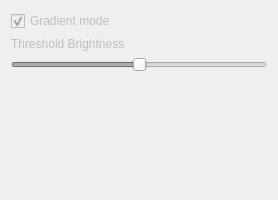
Qt form src/widgets/panels/image-panel.ui (flux3dp/swiftray) before a commit.
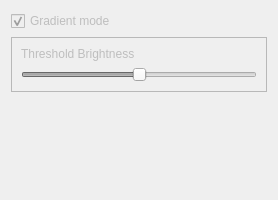
The same form after that commit.

What changed in the file:
```diff
--- a/src/widgets/panels/image-panel.ui
+++ b/src/widgets/panels/image-panel.ui
@@ -16,8 +16,15 @@
   <property name="windowTitle">
    <string>Frame</string>
   </property>
-  <layout class="QVBoxLayout" name="verticalLayout_2">
-   <item>
+  <property name="autoFillBackground">
+   <bool>true</bool>
+  </property>
+  <property name="styleSheet">
+   <string notr="true"/>
+  </property>
+  <property name="lineWidth">
+   <number>0</number>
+  </property>
     <layout class="QVBoxLayout" name="verticalLayout">
      <item>
       <widget class="QCheckBox" name="checkBox">
@@ -30,6 +37,21 @@
       </widget>
      </item>
      <item>
+    <widget class="QFrame" name="thresholdFrame">
+     <property name="styleSheet">
+      <string notr="true"/>
+     </property>
+     <property name="frameShape">
+      <enum>QFrame::StyledPanel</enum>
+     </property>
+     <property name="frameShadow">
+      <enum>QFrame::Plain</enum>
+     </property>
+     <property name="lineWidth">
+      <number>0</number>
+     </property>
+     <layout class="QVBoxLayout" name="verticalLayout_3">
+      <item>
       <widget class="QLabel" name="label">
        <property name="text">
         <string>Threshold Brightness</string>
@@ -52,6 +74,9 @@
        </property>
       </widget>
      </item>
+     </layout>
+    </widget>
+   </item>
      <item>
       <spacer name="verticalSpacer">
        <property name="orientation">
@@ -60,12 +85,10 @@
        <property name="sizeHint" stdset="0">
         <size>
          <width>20</width>
-         <height>40</height>
+       <height>63</height>
         </size>
        </property>
       </spacer>
-     </item>
-    </layout>
    </item>
   </layout>
  </widget>
```
Lines whose indentation alone changed are shown as unchanged.
